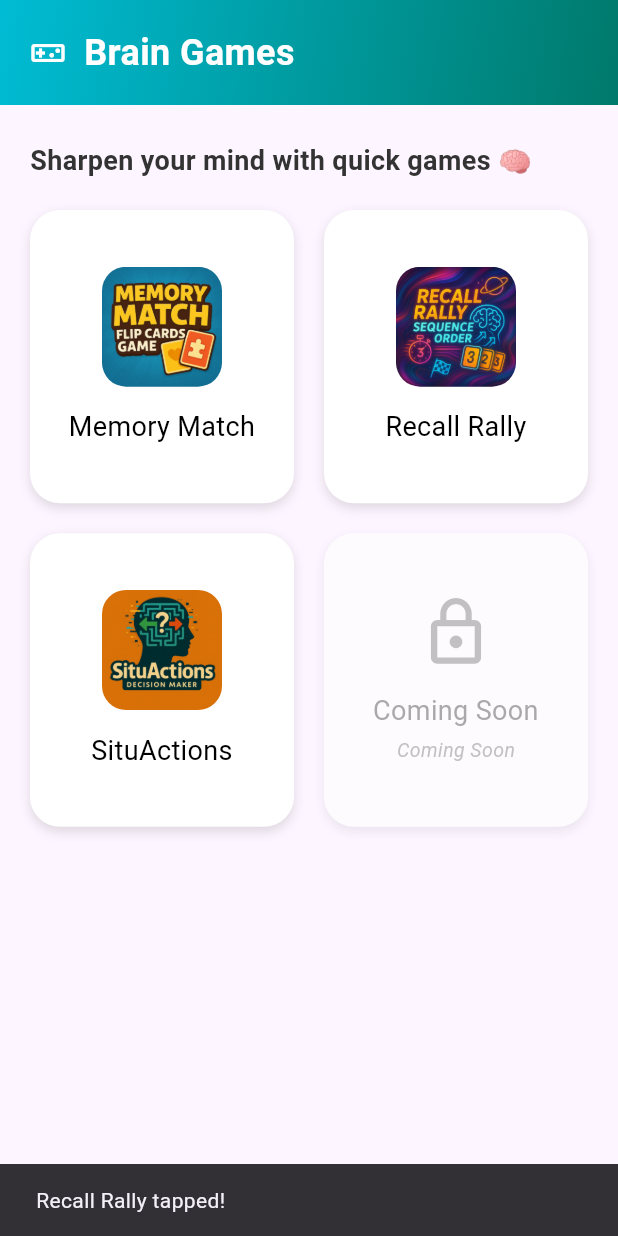
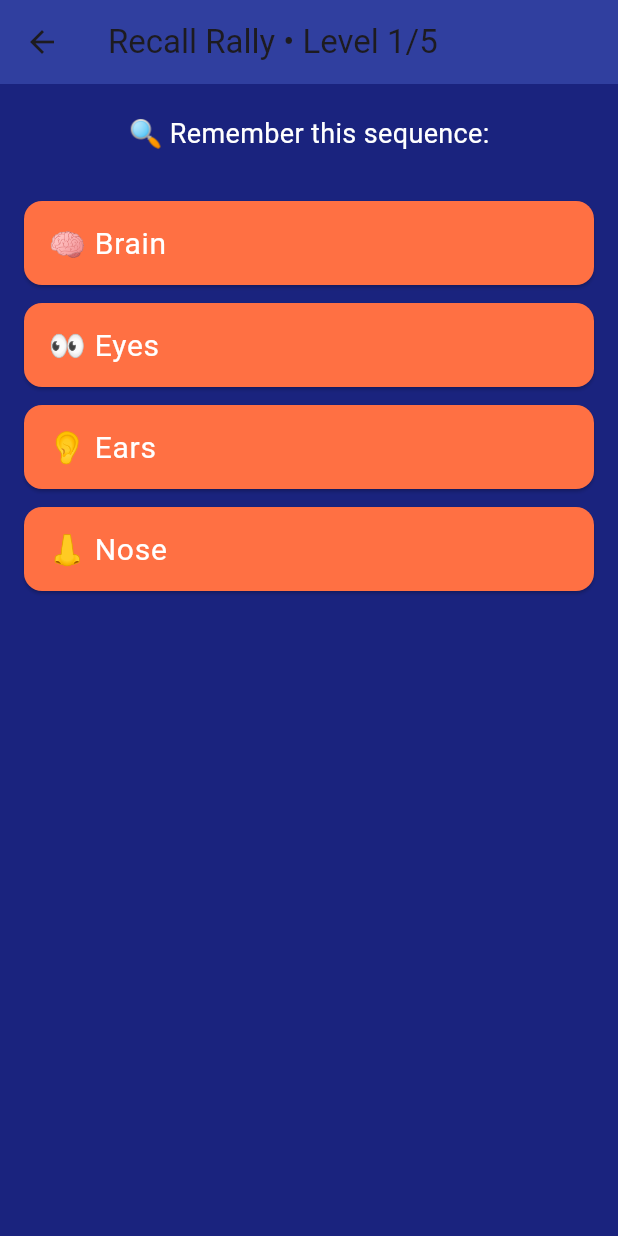
Before and after one commit to SathaSivamRS/Cerebrocare, a Flutter app: the GamesPage screen opened directly, after a tap on "Recall Rally", on a phone screen of 412 x 824 dp. Run offline on Flutter 3.47's test engine with Material 3 defaults, Android fonts, the light colour scheme and no system bars; our stand-ins replace battery_plus, cloud_firestore, device_info_plus, firebase_auth, firebase_core, flutter_map and 9 more; accounts and stored records are empty; generated files the repository leaves out were written again.

Commit message:
Need to add two more games

```diff
--- /dev/null
+++ b/lib/games/recall_rally_game.dart
@@ -0,0 +1,234 @@
+import 'package:flutter/material.dart';
+import 'dart:async';
+
+class RecallRallyScreen extends StatefulWidget {
+  const RecallRallyScreen({super.key});
+
+  @override
+  State<RecallRallyScreen> createState() => _RecallRallyScreenState();
+}
+
+class _RecallRallyScreenState extends State<RecallRallyScreen> {
+  int currentLevel = 0;
+  final int maxLevel = 5;
+  late List<String> originalList;
+  late List<String> shuffledList;
+  bool showMemory = true;
+
+  final List<List<String>> levelItems = [
+    ['🧠 Brain', '👀 Eyes', '👂 Ears', '👃 Nose'],
+    ['🛴 Scooter', '🚲 Bicycle', '🛵 Moped', '🏍 Motorcycle', '🚗 Car'],
+    ['📱 Phone', '💻 Laptop', '🖥 Monitor', '⌚ Watch', '🕹 Gamepad'],
+    ['🌞 Sun', '🌧 Rain', '🌨 Snow', '🌈 Rainbow', '🌪 Tornado', '🌫 Fog'],
+    [
+      '🧃 Juice',
+      '🥛 Milk',
+      '☕ Coffee',
+      '🍵 Tea',
+      '🧋 Boba',
+      '🥤 Soda',
+      '🍺 Beer',
+    ],
+  ];
+
+  @override
+  void initState() {
+    super.initState();
+    loadLevel();
+  }
+
+  void loadLevel() {
+    originalList = List<String>.from(levelItems[currentLevel]);
+    shuffledList = List<String>.from(originalList)..shuffle();
+    setState(() => showMemory = true);
+
+    Future.delayed(const Duration(seconds: 4), () {
+      if (mounted) {
+        setState(() => showMemory = false);
+      }
+    });
+  }
+
+  void checkAnswer() {
+    bool isCorrect = true;
+    for (int i = 0; i < originalList.length; i++) {
+      if (originalList[i] != shuffledList[i]) {
+        isCorrect = false;
+        break;
+      }
+    }
+
+    if (isCorrect) {
+      if (currentLevel == maxLevel - 1) {
+        _showDialog(
+          title: "🏁 Rally Complete!",
+          message: "You’ve mastered all stages of Recall Rally!",
+          backToHome: true,
+        );
+      } else {
+        _showDialog(
+          title: "✅ Correct!",
+          message: "Next round is about to begin.",
+          nextLevel: true,
+        );
+      }
+    } else {
+      _showDialog(
+        title: "❌ Wrong Order",
+        message: "Try again to recall the sequence correctly.",
+        retry: true,
+      );
+    }
+  }
+
+  void _showDialog({
+    required String title,
+    required String message,
+    bool nextLevel = false,
+    bool retry = false,
+    bool backToHome = false,
+  }) {
+    if (!mounted) return;
+
+    showDialog(
+      context: context,
+      barrierDismissible: false,
+      builder:
+          (_) => AlertDialog(
+            backgroundColor: Colors.black87,
+            title: Text(title, style: const TextStyle(color: Colors.white)),
+            content: Text(
+              message,
+              style: const TextStyle(color: Colors.white70),
+            ),
+            actions: [
+              if (nextLevel)
+                TextButton(
+                  onPressed: () {
+                    Navigator.pop(context);
+                    setState(() {
+                      currentLevel++;
+                      loadLevel();
+                    });
+                  },
+                  child: const Text("Next Level"),
+                ),
+              if (retry)
+                TextButton(
+                  onPressed: () {
+                    Navigator.pop(context);
+                    loadLevel();
+                  },
+                  child: const Text("Retry"),
+                ),
+              if (backToHome)
+                TextButton(
+                  onPressed: () {
+                    Navigator.pop(context);
+                    Navigator.maybePop(context);
+                  },
+                  child: const Text("Back to Home"),
+                ),
+            ],
+          ),
+    );
+  }
+
+  @override
+  Widget build(BuildContext context) {
+    return Scaffold(
+      backgroundColor: Colors.indigo.shade900,
+      appBar: AppBar(
+        title: Text("Recall Rally • Level ${currentLevel + 1}/$maxLevel"),
+        backgroundColor: Colors.indigo.shade700,
+      ),
+      body: Column(
+        children: [
+          const SizedBox(height: 20),
+          Text(
+            showMemory
+                ? "🔍 Remember this sequence:"
+                : "🔁 Reorder the sequence correctly:",
+            style: const TextStyle(fontSize: 18, color: Colors.white),
+          ),
+          const SizedBox(height: 10),
+          Expanded(
+            child: AnimatedSwitcher(
+              duration: const Duration(milliseconds: 400),
+              child:
+                  showMemory
+                      ? _buildMemoryList(originalList)
+                      : _buildReorderableList(shuffledList),
+            ),
+          ),
+          if (!showMemory)
+            Padding(
+              padding: const EdgeInsets.symmetric(vertical: 12),
+              child: ElevatedButton.icon(
+                style: ElevatedButton.styleFrom(
+                  backgroundColor: Colors.orangeAccent.shade200,
+                  foregroundColor: Colors.black,
+                  padding: const EdgeInsets.symmetric(
+                    horizontal: 24,
+                    vertical: 10,
+                  ),
+                ),
+                onPressed: checkAnswer,
+                icon: const Icon(Icons.check),
+                label: const Text("Submit"),
+              ),
+            ),
+        ],
+      ),
+    );
+  }
+
+  Widget _buildMemoryList(List<String> list) {
+    return ListView.builder(
+      key: const ValueKey("memory"),
+      itemCount: list.length,
+      padding: const EdgeInsets.all(16),
+      itemBuilder: (context, index) {
+        return Card(
+          color: Colors.deepOrange.shade400,
+          margin: const EdgeInsets.symmetric(vertical: 6),
+          child: ListTile(
+            title: Text(
+              list[index],
+              style: const TextStyle(fontSize: 20, color: Colors.white),
+            ),
+          ),
+        );
+      },
+    );
+  }
+
+  Widget _buildReorderableList(List<String> list) {
+    return ReorderableListView.builder(
+      key: const ValueKey("reorder"),
+      itemCount: list.length,
+      padding: const EdgeInsets.all(16),
+      itemBuilder: (context, index) {
+        return Card(
+          key: ValueKey(list[index]),
+          color: Colors.orange.shade100.withOpacity(0.7),
+          margin: const EdgeInsets.symmetric(vertical: 6),
+          child: ListTile(
+            leading: const Icon(Icons.drag_handle, color: Colors.black54),
+            title: Text(
+              list[index],
+              style: const TextStyle(fontSize: 18, color: Colors.black87),
+            ),
+          ),
+        );
+      },
+      onReorder: (oldIndex, newIndex) {
+        setState(() {
+          if (newIndex > oldIndex) newIndex--;
+          final item = list.removeAt(oldIndex);
+          list.insert(newIndex, item);
+        });
+      },
+    );
+  }
+}
--- a/lib/pages/games_page.dart
+++ b/lib/pages/games_page.dart
@@ -1,5 +1,7 @@
 import 'package:flutter/material.dart';
 import 'package:google_fonts/google_fonts.dart';
+// import '../games/memory_sort_game.dart'; // ✅ MemorySortScreen
+import '../games/recall_rally_game.dart'; // ✅ RecallRallyScreen
 
 class GamesPage extends StatelessWidget {
   const GamesPage({super.key});
@@ -10,19 +12,27 @@ class GamesPage extends StatelessWidget {
       {
         'title': 'Memory Match',
         'image': 'assets/Memory match.png',
-        'comingSoon': false,
+        'comingSoon': true,
+        'screen': null,
       },
       {
         'title': 'Recall Rally',
         'image': 'assets/Recall Rally.png',
         'comingSoon': false,
+        'screen': const RecallRallyScreen(),
       },
       {
         'title': 'SituActions',
         'image': 'assets/Situactions.png',
-        'comingSoon': false,
+        'comingSoon': true,
+        'screen': null,
       },
-      {'title': 'Coming Soon', 'image': null, 'comingSoon': true},
+      {
+        'title': 'Coming Soon',
+        'image': null,
+        'comingSoon': true,
+        'screen': null,
+      },
     ];
 
     return Scaffold(
@@ -61,9 +71,9 @@ class GamesPage extends StatelessWidget {
                 ],
               ),
             ),
-
             const SizedBox(height: 24),
 
+            // 🔹 Intro Text
             Padding(
               padding: const EdgeInsets.symmetric(horizontal: 20),
               child: Text(
@@ -77,9 +87,9 @@ class GamesPage extends StatelessWidget {
                 ),
               ),
             ),
-
             const SizedBox(height: 20),
 
+            // 🔸 Grid of Games
             Expanded(
               child: Padding(
                 padding: const EdgeInsets.symmetric(horizontal: 20),
@@ -96,11 +106,19 @@ class GamesPage extends StatelessWidget {
 
                     return GestureDetector(
                       onTap: () {
-                        if (!game['comingSoon']) {
+                        if (game['comingSoon']) {
                           ScaffoldMessenger.of(context).showSnackBar(
-                            SnackBar(content: Text("${game['title']} tapped!")),
+                            SnackBar(
+                              content: Text("${game['title']} is coming soon."),
+                            ),
                           );
+                          return;
                         }
+
+                        Navigator.push(
+                          context,
+                          MaterialPageRoute(builder: (_) => game['screen']),
+                        );
                       },
                       child: Opacity(
                         opacity: game['comingSoon'] ? 0.6 : 1.0,
@@ -135,9 +153,7 @@ class GamesPage extends StatelessWidget {
                                   size: 50,
                                   color: Colors.grey,
                                 ),
-
                               const SizedBox(height: 14),
-
                               Text(
                                 game['title'],
                                 textAlign: TextAlign.center,
@@ -151,7 +167,6 @@ class GamesPage extends StatelessWidget {
                                   ),
                                 ),
                               ),
-
                               if (game['comingSoon'])
                                 const Padding(
                                   padding: EdgeInsets.only(top: 4),
```
Also changed, not shown: lib/games/memory_sort_game.dart (deleted, +0 -253 lines).
